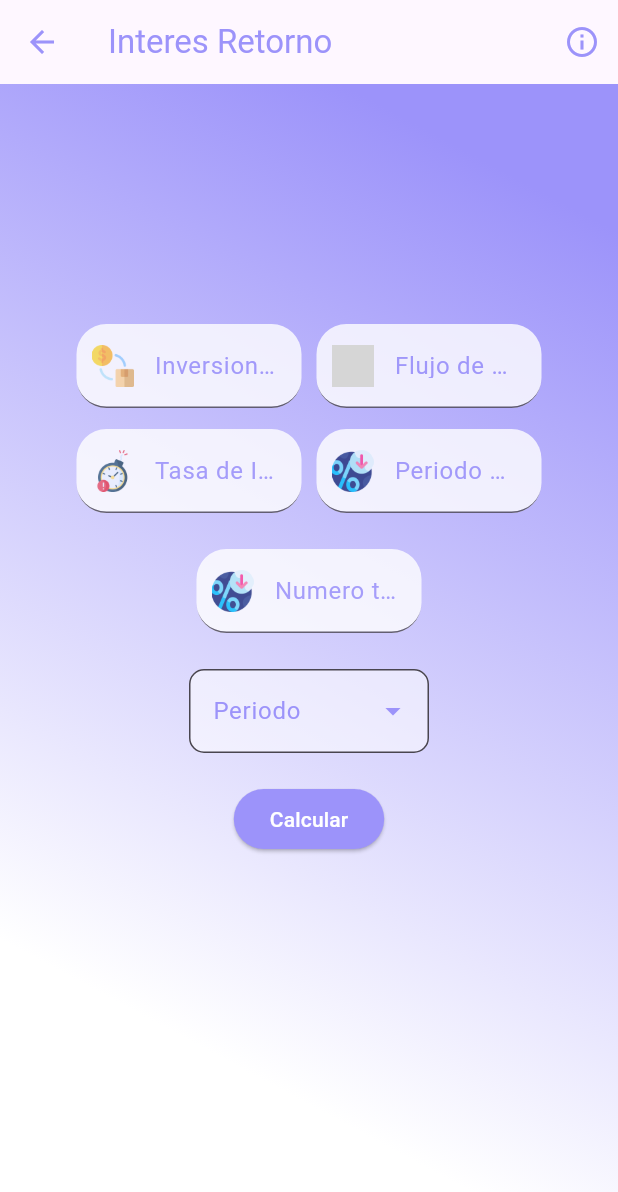
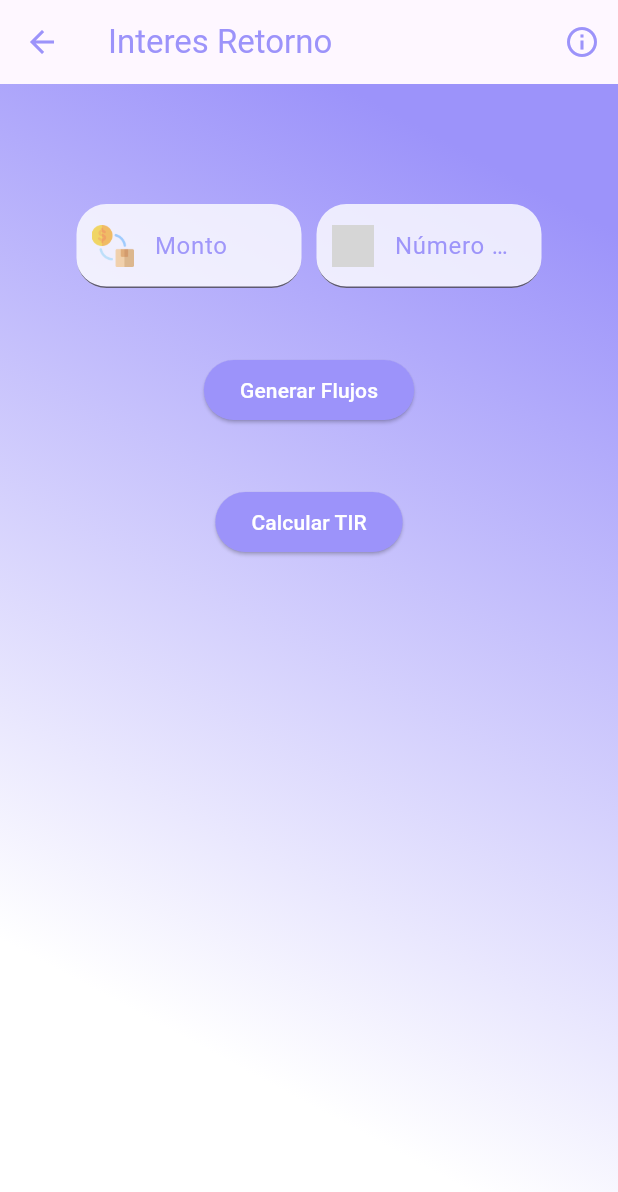
Before and after one commit to shadow-shield/Econmica-Front, a Flutter app: the Iretorno screen opened by its route, on a phone screen of 412 x 824 dp. Shown: the top 1192 px of the screen. Run offline on Flutter 3.47's test engine with Material 3 defaults, Android fonts, the phone set to English and light mode, and no system bars; our stand-ins replace animate_do, animated_text_kit, get, local_auth; missing offline and left inert: dart:ffi, local_auth_android; grey boxes are pictures that could not be loaded.

Commit message:
interes retorno

```diff
--- a/lib/model/interes_retorno.module.dart
+++ b/lib/model/interes_retorno.module.dart
@@ -1,35 +1,27 @@
 //model usuario
 
 class Tasa_Retorno {
-  late double? Inversion_Inicial;
-  late double? Flujo_Caja;
-  late double? Tasa_Interes;
-  late double? Periodo_especifico;
-  late double? Numero_Periodos;
+  late double? Monto;
+  late double? NumeroPeriodos;
+  late List<int>? FlujosPorPeriodo;
 
   Tasa_Retorno({
-    required this.Inversion_Inicial,
-    required this.Flujo_Caja,
-    required this.Tasa_Interes,
-    required this.Periodo_especifico,
-    required this.Numero_Periodos,
+    required this.Monto,
+    required this.NumeroPeriodos,
+    required this.FlujosPorPeriodo,
   });
 
   Tasa_Retorno.fromJson(Map<String, dynamic> json) {
-    Inversion_Inicial = json['Inversion_Inicial'];
-    Flujo_Caja = json['Flujo_Caja'];
-    Tasa_Interes = json['Tasa_Interes'];
-    Periodo_especifico = json['Periodo_especifico'];
-    Numero_Periodos = json['Numero_Periodos'];
+    Monto = json['Monto'];
+    NumeroPeriodos = json['NumeroPeriodos'];
+    FlujosPorPeriodo = json['FlujosPorPeriodo'];
   }
 
   Map<String, dynamic> toJson() {
     final Map<String, dynamic> data = <String, dynamic>{};
-    data['Inversion_Inicial'] = Inversion_Inicial;
-    data['Flujo_Caja'] = Flujo_Caja;
-    data['Tasa_Interes'] = Tasa_Interes;
-    data['Periodo_especifico'] = Periodo_especifico;
-    data['Numero_Periodos'] = Numero_Periodos;
+    data['Monto'] = Monto;
+    data['NumeroPeriodos'] = NumeroPeriodos;
+    data['FlujosPorPeriodo'] = FlujosPorPeriodo;
 
     return data;
   }
--- a/lib/page/pagecuaciones_segundo/Iretorno.riverpod.dart
+++ b/lib/page/pagecuaciones_segundo/Iretorno.riverpod.dart
@@ -1,4 +1,7 @@
+import 'dart:convert';
 import 'package:flutter/material.dart';
+import 'package:transifox/controller/Iretorno.controller.service.dart';
+import 'package:transifox/model/interes_retorno.module.dart';
 import 'package:transifox/widgets/Dropdowbutton.riverpod.dart';
 import 'package:transifox/widgets/textfieldd.riverpod.dart';
 
@@ -15,62 +18,99 @@ class _IretornoState extends State<Iretorno> {
       begin: Alignment.bottomLeft,
       end: Alignment.topRight,
       stops: [0.2, 0.9],
-      colors: [
-        Colors.white,
-        Color(0xFF9C93FA),
-      ],
+      colors: [Colors.white, Color(0xFF9C93FA)],
     ),
   );
 
-  final TextEditingController I_InicialController = TextEditingController();
-  final TextEditingController F_CajaController = TextEditingController();
-  final TextEditingController Tasa_RetornoController = TextEditingController();
-  final TextEditingController P_TiempoController = TextEditingController();
-  final TextEditingController N_PeriodoController = TextEditingController();
+  IRetorno_Controller InteregesGestion = IRetorno_Controller();
 
+  final TextEditingController MontoController = TextEditingController();
+  final TextEditingController NumeroPeriodosController =
+      TextEditingController();
+
+  List<TextEditingController> flujoControllers = [];
   List<Map<String, dynamic>> resultados = [];
 
-  void calcularFlujo() {
-    resultados.clear();
-    final flujoCaja = double.tryParse(F_CajaController.text) ?? 0;
-    final nPeriodos = int.tryParse(N_PeriodoController.text) ?? 0;
-
-    for (int i = 0; i <= nPeriodos; i++) {
-      resultados.add({
-        'anio': i,
-        'flujo': flujoCaja,
-      });
+  void generarCamposFlujo() {
+    final nPeriodos = int.tryParse(NumeroPeriodosController.text) ?? 0;
+    flujoControllers = List.generate(nPeriodos, (_) => TextEditingController());
+    setState(() {});
   }
 
-    setState(() {});
+  bool camposFlujoCompletos() {
+    for (var c in flujoControllers) {
+      if (c.text.trim().isEmpty) return false;
+    }
+    return true;
+  }
+
+  List<int> obtenerFlujos() {
+    return flujoControllers.map((c) => int.tryParse(c.text) ?? 0).toList();
+  }
+
+  Future<void> InteresRetorno() async {
+    if (!camposFlujoCompletos()) {
+      ScaffoldMessenger.of(context).showSnackBar(
+        SnackBar(content: Text('Por favor, completa todos los flujos')),
+      );
+      return;
+    }
+
+    try {
+      List<int> flujo = obtenerFlujos();
+      double monto = double.parse(MontoController.text);
+      double periodos = double.parse(NumeroPeriodosController.text);
+
+      Tasa_Retorno tasaRetorno = Tasa_Retorno(
+        Monto: monto,
+        NumeroPeriodos: periodos,
+        FlujosPorPeriodo: flujo,
+      );
+
+      var response = await InteregesGestion.registrarRetorno(tasaRetorno);
+
+      if (response != null && response is List) {
+        print('Respuesta: $response');
+        setState(() {
+          resultados = List<Map<String, dynamic>>.from(response);
+        });
+        ScaffoldMessenger.of(context).showSnackBar(
+          SnackBar(content: Text('Datos enviados correctamente')),
+        );
+      } else {
+        print('No se recibió respuesta válida del servidor.');
+      }
+    } catch (e) {
+      print("Error: $e");
+      ScaffoldMessenger.of(context).showSnackBar(
+        SnackBar(content: Text('Error al enviar datos')),
+      );
+    }
   }
 
   @override
   Widget build(BuildContext context) {
     return Scaffold(
       appBar: AppBar(
+        title: const Text('Interes Retorno'),
+        foregroundColor: const Color(0xFF9C93FA),
         actions: [
           IconButton(
             icon: Icon(Icons.info_outline),
             onPressed: () => mostrarInfoInteresRetorno(context),
           ),
         ],
-        foregroundColor: const Color(0xFF9C93FA),
-        title: const Text('Interes Retorno'),
       ),
       body: Stack(
         fit: StackFit.expand,
         children: [
-          Container(
-            decoration: boxDecoration,
-          ),
-          Container(
-            padding: const EdgeInsets.only(top: 160),
-            child: SingleChildScrollView(
+          Container(decoration: boxDecoration),
+          SingleChildScrollView(
+            padding: const EdgeInsets.only(top: 80),
             child: Column(
               mainAxisAlignment: MainAxisAlignment.center,
               children: [
-                  // Fila 1
+                // Campo Monto y Número de Periodos
                 Row(
                   mainAxisAlignment: MainAxisAlignment.center,
                   children: [
@@ -79,10 +119,10 @@ class _IretornoState extends State<Iretorno> {
                       width: 150,
                       child: TextfieldStyle(
                         enabled: true,
-                          labelText: 'Inversion Inicial',
+                        labelText: 'Monto',
                         icon: Image.asset('assets/rcaja.png', width: 1),
                         color: const Color(0xFF9C93FA),
-                          controller: I_InicialController,
+                        controller: MontoController,
                       ),
                     ),
                     const SizedBox(width: 10),
@@ -91,100 +131,145 @@ class _IretornoState extends State<Iretorno> {
                       width: 150,
                       child: TextfieldStyle(
                         enabled: true,
-                          labelText: 'Flujo de Caja',
+                        labelText: 'Número de Periodos',
                         icon: Image.asset('assets/rtiempo.png', width: 1),
                         color: const Color(0xFF9C93FA),
-                          controller: F_CajaController,
+                        controller: NumeroPeriodosController,
                       ),
                     ),
                   ],
                 ),
-                  const SizedBox(height: 10),
 
-                  // Fila 2
-                  Row(
-                    mainAxisAlignment: MainAxisAlignment.center,
-                    children: [
-                      SizedBox(
-                        height: 60,
-                        width: 150,
-                        child: TextfieldStyle(
-                          enabled: true,
-                          labelText: 'Tasa de Interes',
-                          icon: Image.asset('assets/rperiodo.png', width: 1),
-                          color: const Color(0xFF9C93FA),
-                          controller: Tasa_RetornoController,
-                        ),
-                      ),
-                      const SizedBox(width: 10),
-                      SizedBox(
-                        height: 60,
-                        width: 150,
-                        child: TextfieldStyle(
-                          enabled: true,
-                          labelText: 'Periodo Especifico',
-                          icon: Image.asset('assets/rtasa.png', width: 1),
-                          color: const Color(0xFF9C93FA),
-                          controller: P_TiempoController,
-                        ),
-                      ),
-                    ],
-                  ),
+                const SizedBox(height: 20),
+                /* const DropdownMenuItemButton(color: Color(0xFF9C93FA)), */
                 const SizedBox(height: 20),
 
-                  SizedBox(
-                    height: 60,
-                    width: 150,
-                    child: TextfieldStyle(
-                      enabled: true,
-                      labelText: 'Numero total de años',
-                      icon: Image.asset('assets/rtasa.png', width: 1),
-                      color: const Color(0xFF9C93FA),
-                      controller: N_PeriodoController,
-                    ),
-                  ),
-
-                  const SizedBox(height: 20),
-                  const DropdownMenuItemButton(color: Color(0xFF9C93FA)),
-                  const SizedBox(height: 20),
-
-                  // Botón Calcular
+                // Botón para generar campos de flujo
                 ElevatedButton(
                   style: ElevatedButton.styleFrom(
                     backgroundColor: const Color(0xFF9C93FA),
                     foregroundColor: Colors.white,
                   ),
-                    onPressed: calcularFlujo,
-                    child: const Text('Calcular'),
+                  onPressed: generarCamposFlujo,
+                  child: const Text('Generar Flujos'),
                 ),
 
                 const SizedBox(height: 20),
 
-                  if (resultados.isNotEmpty)
+                // Campos dinámicos para los flujos
+                if (flujoControllers.isNotEmpty)
                   Padding(
                     padding: const EdgeInsets.symmetric(horizontal: 20.0),
-                      child: DataTable(
-                        headingRowColor: MaterialStateColor.resolveWith(
-                            (states) => const Color(0xFF9C93FA)),
-                        columns: const [
-                          DataColumn(label: Text('Año')),
-                          DataColumn(label: Text('Flujo de Caja')),
-                        ],
-                        rows: resultados
-                            .map(
-                              (item) => DataRow(
-                                cells: [
-                                  DataCell(Text(item['anio'].toString())),
-                                  DataCell(
-                                      Text(item['flujo'].toStringAsFixed(2))),
-                                ],
+                    child: Column(
+                      children: [
+                        for (int i = 0; i < flujoControllers.length; i++)
+                          Padding(
+                            padding: const EdgeInsets.only(bottom: 10),
+                            child: SizedBox(
+                              height: 60,
+                              width: 200,
+                              child: TextField(
+                                controller: flujoControllers[i],
+                                decoration: InputDecoration(
+                                  labelText: 'Flujo por periodo ${i + 1}',
+                                  icon: Image.asset('assets/rperiodo.png'),
                                 ),
-                            )
-                            .toList(),
+                                keyboardType: TextInputType.number,
+                              ),
                             ),
                           ),
                       ],
                     ),
+                  ),
+
+                const SizedBox(height: 20),
+
+                // Botón para enviar datos
+                ElevatedButton(
+                  style: ElevatedButton.styleFrom(
+                    backgroundColor: Color(0xFF9C93FA),
+                    foregroundColor: Colors.white,
+                  ),
+                  onPressed: InteresRetorno,
+                  child: const Text('Calcular TIR'),
+                ),
+                // Tabla de resultados
+                if (resultados.isNotEmpty) ...[
+                  const SizedBox(height: 30),
+                  Padding(
+                    padding: const EdgeInsets.symmetric(horizontal: 20),
+                    child: Container(
+                      decoration: BoxDecoration(
+                        color: Colors.white,
+                        borderRadius: BorderRadius.circular(16),
+                        boxShadow: [
+                          BoxShadow(
+                            color: Colors.black12,
+                            blurRadius: 10,
+                            spreadRadius: 2,
+                            offset: Offset(0, 5),
+                          ),
+                        ],
+                      ),
+                      padding: const EdgeInsets.all(20),
+                      child: Column(
+                        crossAxisAlignment: CrossAxisAlignment.start,
+                        children: [
+                          const Text(
+                            '📊 Resultados del cálculo TIR:',
+                            style: TextStyle(
+                              fontWeight: FontWeight.bold,
+                              fontSize: 18,
+                              color: Color(0xFF4A4A4A),
+                            ),
+                          ),
+                          const SizedBox(height: 20),
+                          SingleChildScrollView(
+                            scrollDirection: Axis.horizontal,
+                            child: DataTable(
+                              headingRowColor: MaterialStateColor.resolveWith(
+                                  (states) => const Color(0xFF9C93FA)),
+                              headingTextStyle: const TextStyle(
+                                  color: Colors.white,
+                                  fontWeight: FontWeight.bold,
+                                  fontSize: 14),
+                              dataRowColor:
+                                  MaterialStateColor.resolveWith((states) {
+                                int index = resultados.indexOf(resultados[
+                                    states.index ??
+                                        0]); // fallback if index null
+                                return index % 2 == 0
+                                    ? const Color(0xFFF5F5F5)
+                                    : const Color(0xFFFFFFFF);
+                              }),
+                              columns: const [
+                                DataColumn(label: Text('Periodo')),
+                                DataColumn(label: Text('Flujo')),
+                                DataColumn(label: Text('Descuento')),
+                                DataColumn(label: Text('Valor Descontado')),
+                                DataColumn(label: Text('TIR Estimado')),
+                              ],
+                              rows: resultados.map((item) {
+                                return DataRow(cells: [
+                                  DataCell(Text(item['periodo'].toString())),
+                                  DataCell(Text(item['flujo'].toString())),
+                                  DataCell(Text(item['descuento'].toString())),
+                                  DataCell(
+                                      Text(item['valorDescontado'].toString())),
+                                  DataCell(
+                                      Text(item['tir_estimado'].toString())),
+                                ]);
+                              }).toList(),
+                            ),
+                          ),
+                        ],
+                      ),
+                    ),
+                  ),
+                ],
+
+                const SizedBox(height: 30),
+              ],
             ),
           ),
         ],
@@ -204,10 +289,8 @@ class _IretornoState extends State<Iretorno> {
             children: [
               Icon(Icons.trending_up, color: Color(0xFF9C93FA)),
               SizedBox(width: 8),
-              Text(
-                'Interés de Retorno (TIR)',
-                style: TextStyle(color: Color(0xFF9C93FA), fontSize: 16),
-              ),
+              Text('Interés de Retorno (TIR)',
+                  style: TextStyle(color: Color(0xFF9C93FA))),
             ],
           ),
           content: SingleChildScrollView(
@@ -215,46 +298,12 @@ class _IretornoState extends State<Iretorno> {
               crossAxisAlignment: CrossAxisAlignment.start,
               children: const [
                 Text(
-                  'La Tasa Interna de Retorno (TIR) es una medida utilizada en finanzas para evaluar la rentabilidad de un proyecto o inversión.',
-                  style: TextStyle(fontSize: 14),
-                ),
+                    'La Tasa Interna de Retorno (TIR) es una medida usada para evaluar proyectos...'),
                 SizedBox(height: 12),
-                Text(
-                  '📌 ¿Qué es la TIR?',
-                  style: TextStyle(fontWeight: FontWeight.bold),
-                ),
-                SizedBox(height: 6),
-                Text(
-                  'Es la tasa de interés que iguala el valor presente de los flujos de efectivo esperados con la inversión inicial. Es decir, el Valor Presente Neto (VPN) es igual a cero.',
-                ),
-                SizedBox(height: 12),
-                Text(
-                  '🔢 Fórmula general:',
-                  style: TextStyle(fontStyle: FontStyle.italic),
-                ),
-                Text(
-                  'VPN = ∑ [ Fₜ / (1 + r)^t ] = 0',
-                  style: TextStyle(fontFamily: 'monospace'),
-                ),
-                Text('• Fₜ: Flujo de caja en el período t'),
-                Text('• r: Tasa interna de retorno (TIR)'),
-                Text('• t: Número de período'),
-                SizedBox(height: 12),
-                Text(
-                  '📊 Interpretación:',
-                  style: TextStyle(fontWeight: FontWeight.bold),
-                ),
-                Text('• Si TIR > tasa mínima requerida ⇒ Proyecto viable'),
-                Text('• Si TIR < tasa mínima requerida ⇒ Proyecto no rentable'),
-                Text('• Si TIR = tasa mínima requerida ⇒ Punto de equilibrio'),
-                SizedBox(height: 12),
-                Text(
-                  '💡 Nota:',
-                  style: TextStyle(fontWeight: FontWeight.bold),
-                ),
-                Text(
-                  'La TIR se calcula generalmente con métodos numéricos, ya que no se puede despejar directamente en la mayoría de los casos.',
-                ),
+                Text('📌 ¿Qué es la TIR?',
+                    style: TextStyle(fontWeight: FontWeight.bold)),
+                Text('Es la tasa que hace que el VPN sea igual a cero.'),
+                // Puedes mantener el resto igual
               ],
             ),
           ),
@@ -269,3 +318,7 @@ class _IretornoState extends State<Iretorno> {
     );
   }
 }
+
+extension on Set<WidgetState> {
+  get index => null;
+}
```
Also changed, not shown: lib/controller/Iretorno.controller.service.dart (+10 -5 lines), lib/page/pagecuaciones_segundo/amortizacion.riverpod.dart (+88 -6 lines), lib/page/pagecuaciones_segundo/gradientes/gradientesaritmetico.riverpod.dart (+31 -43 lines), lib/page/pagecuaciones_segundo/gradientes/gradientesgreometricos.riverpod.dart (+47 -29 lines), lib/service/Iretorno.module.service.dart (+10 -7 lines). Lines whose indentation alone changed are shown as unchanged.
